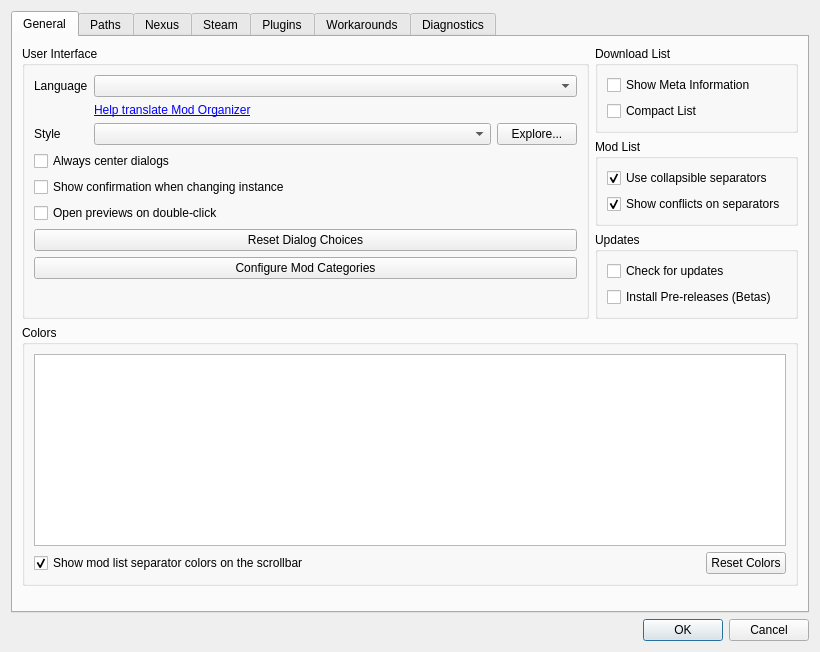
Above: modorganizer/src/settingsdialog.ui from Holt59/mo2-merge before the change. Below: the same form after it.
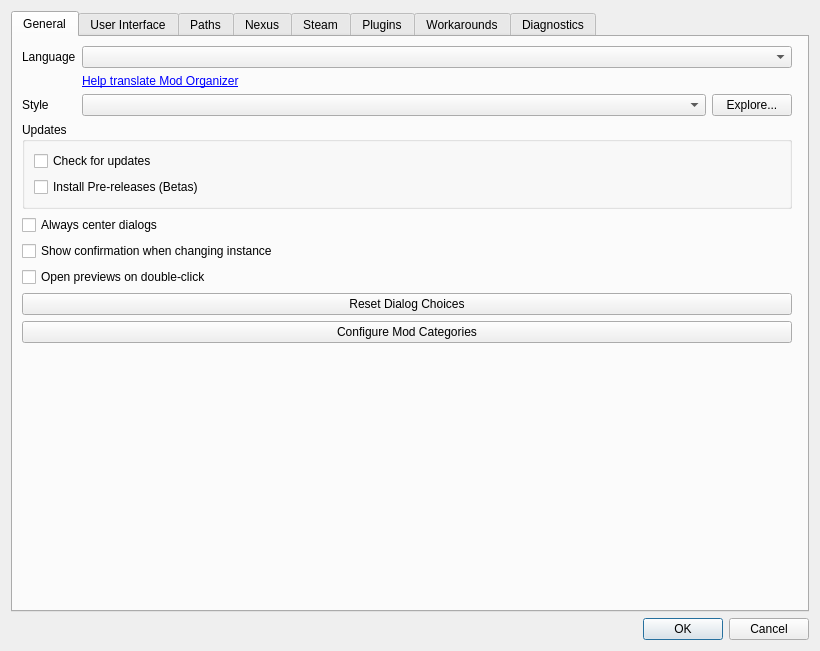
That is the form after the change. Icons and pictures are not drawn. Custom widgets are drawn as their Qt base class.

What changed in the file:
```diff
--- a/modorganizer/src/settingsdialog.ui
+++ b/modorganizer/src/settingsdialog.ui
@@ -7,7 +7,7 @@
     <x>0</x>
     <y>0</y>
     <width>820</width>
-    <height>652</height>
+    <height>651</height>
    </rect>
   </property>
   <property name="windowTitle">
@@ -23,28 +23,15 @@
       <attribute name="title">
        <string>General</string>
       </attribute>
-      <layout class="QGridLayout" name="gridLayout" rowstretch="0,0,0,0,0,1,0">
-       <item row="6" column="0" colspan="2">
-        <spacer name="verticalSpacer">
-         <property name="orientation">
-          <enum>Qt::Vertical</enum>
-         </property>
-         <property name="sizeHint" stdset="0">
+      <layout class="QGridLayout" name="gridLayout" rowstretch="0,0,0,0,0,0,0,0,0">
+       <item row="5" column="0">
+        <widget class="QPushButton" name="resetDialogsButton">
+         <property name="maximumSize">
           <size>
-           <width>0</width>
-           <height>0</height>
+           <width>16777215</width>
+           <height>16777215</height>
           </size>
          </property>
-        </spacer>
-       </item>
-       <item row="2" column="1">
-        <widget class="QGroupBox" name="groupBox_6">
-         <property name="title">
-          <string>Updates</string>
-         </property>
-         <layout class="QVBoxLayout" name="verticalLayout_3">
-          <item>
-           <widget class="QCheckBox" name="checkForUpdates">
             <property name="toolTip">
              <string>Check for Mod Organizer updates on Github on startup.</string>
             </property>
@@ -52,46 +39,18 @@
              <string>Check for Mod Organizer updates on Github on startup.</string>
             </property>
             <property name="text">
-             <string>Check for updates</string>
+          <string>Reset Dialog Choices</string>
             </property>
            </widget>
           </item>
-          <item>
-           <widget class="QCheckBox" name="usePrereleaseBox">
-            <property name="toolTip">
-             <string>Update to non-stable releases.</string>
-            </property>
-            <property name="whatsThis">
-             <string>Update to non-stable releases.</string>
-            </property>
+       <item row="3" column="0">
+        <widget class="QCheckBox" name="changeGameConfirmation">
             <property name="text">
-             <string>Install Pre-releases (Betas)</string>
+          <string>Show confirmation when changing instance</string>
             </property>
            </widget>
           </item>
-          <item>
-           <spacer name="verticalSpacer_9">
-            <property name="orientation">
-             <enum>Qt::Vertical</enum>
-            </property>
-            <property name="sizeHint" stdset="0">
-             <size>
-              <width>0</width>
-              <height>0</height>
-             </size>
-            </property>
-           </spacer>
-          </item>
-         </layout>
-        </widget>
-       </item>
-       <item row="0" column="0" rowspan="3">
-        <widget class="QGroupBox" name="groupBox">
-         <property name="title">
-          <string>User Interface</string>
-         </property>
-         <layout class="QVBoxLayout" name="verticalLayout_14">
-          <item>
+       <item row="0" column="0">
            <widget class="QWidget" name="widget_6" native="true">
             <layout class="QGridLayout" name="gridLayout_5" columnstretch="0,1,0">
              <property name="leftMargin">
@@ -163,7 +122,20 @@
             </layout>
            </widget>
           </item>
-          <item>
+       <item row="6" column="0">
+        <widget class="QPushButton" name="categoriesBtn">
+         <property name="toolTip">
+          <string>Modify the categories available to arrange your mods.</string>
+         </property>
+         <property name="whatsThis">
+          <string>Modify the categories available to arrange your mods.</string>
+         </property>
+         <property name="text">
+          <string>Configure Mod Categories</string>
+         </property>
+        </widget>
+       </item>
+       <item row="2" column="0">
            <widget class="QCheckBox" name="centerDialogs">
             <property name="toolTip">
              <string>Dialogs will always be centered on the main window, but will remember their size.</string>
@@ -176,14 +148,20 @@
             </property>
            </widget>
           </item>
-          <item>
-           <widget class="QCheckBox" name="changeGameConfirmation">
-            <property name="text">
-             <string>Show confirmation when changing instance</string>
-            </property>
-           </widget>
-          </item>
-          <item>
+       <item row="8" column="0" colspan="2">
+        <spacer name="verticalSpacer">
+         <property name="orientation">
+          <enum>Qt::Vertical</enum>
+         </property>
+         <property name="sizeHint" stdset="0">
+          <size>
+           <width>0</width>
+           <height>0</height>
+          </size>
+         </property>
+        </spacer>
+       </item>
+       <item row="4" column="0">
            <widget class="QCheckBox" name="doubleClickPreviews">
             <property name="toolTip">
              <string>Whether double-clicking on a file opens the preview window or launches the program associated with it. This applies to the Data tab as well as the Conflicts and Filetree tabs in the mod info window.</string>
@@ -193,14 +171,70 @@
             </property>
            </widget>
           </item>
+       <item row="1" column="0">
+        <widget class="QGroupBox" name="groupBox_6">
+         <property name="title">
+          <string>Updates</string>
+         </property>
+         <layout class="QVBoxLayout" name="verticalLayout_3">
           <item>
-           <widget class="QPushButton" name="resetDialogsButton">
-            <property name="maximumSize">
+           <widget class="QCheckBox" name="checkForUpdates">
+            <property name="toolTip">
+             <string>Check for Mod Organizer updates on Github on startup.</string>
+            </property>
+            <property name="whatsThis">
+             <string>Check for Mod Organizer updates on Github on startup.</string>
+            </property>
+            <property name="text">
+             <string>Check for updates</string>
+            </property>
+           </widget>
+          </item>
+          <item>
+           <widget class="QCheckBox" name="usePrereleaseBox">
+            <property name="toolTip">
+             <string>Update to non-stable releases.</string>
+            </property>
+            <property name="whatsThis">
+             <string>Update to non-stable releases.</string>
+            </property>
+            <property name="text">
+             <string>Install Pre-releases (Betas)</string>
+            </property>
+           </widget>
+          </item>
+         </layout>
+        </widget>
+       </item>
+      </layout>
+     </widget>
+     <widget class="QWidget" name="uiTab">
+      <property name="accessibleName">
+       <string/>
+      </property>
+      <attribute name="title">
+       <string>User Interface</string>
+      </attribute>
+      <layout class="QVBoxLayout" name="verticalLayout_19">
+       <item>
+        <layout class="QHBoxLayout" name="horizontalLayout_11">
+         <property name="bottomMargin">
+          <number>0</number>
+         </property>
+         <item>
+          <widget class="QGroupBox" name="groupBox_4">
+           <property name="minimumSize">
              <size>
-              <width>16777215</width>
-              <height>16777215</height>
-             </size>
-            </property>
+             <width>0</width>
+             <height>0</height>
+            </size>
+           </property>
+           <property name="title">
+            <string>Mod List</string>
+           </property>
+           <layout class="QVBoxLayout" name="verticalLayout_17">
+            <item>
+             <widget class="QCheckBox" name="colorSeparatorsBox">
             <property name="toolTip">
              <string>Reset all choices made in dialogs.</string>
             </property>
@@ -208,12 +242,15 @@
              <string>Reset all choices made in dialogs.</string>
             </property>
             <property name="text">
-             <string>Reset Dialog Choices</string>
-            </property>
+               <string>Show mod list separator colors on the scrollbar</string>
+              </property>
+              <property name="checked">
+               <bool>true</bool>
+              </property>
            </widget>
           </item>
           <item>
-           <widget class="QPushButton" name="categoriesBtn">
+             <widget class="QCheckBox" name="displayForeignBox">
             <property name="toolTip">
              <string>Modify the categories available to arrange your mods.</string>
             </property>
@@ -221,18 +258,90 @@
              <string>Modify the categories available to arrange your mods.</string>
             </property>
             <property name="text">
-             <string>Configure Mod Categories</string>
-            </property>
+               <string>Display mods installed outside MO</string>
+              </property>
+              <property name="checked">
+               <bool>true</bool>
+              </property>
            </widget>
           </item>
           <item>
-           <spacer name="verticalSpacer_11">
+             <widget class="QCheckBox" name="saveFiltersBox">
+              <property name="toolTip">
+               <string>Save the current filters when closing MO2 and restore them on startup.</string>
+              </property>
+              <property name="whatsThis">
+               <string>Save the current filters when closing MO2 and restore them on startup.</string>
+              </property>
+              <property name="text">
+               <string>Remembers selected filters after restarting MO</string>
+              </property>
+             </widget>
+            </item>
+            <item>
+             <spacer name="verticalSpacer_9">
             <property name="orientation">
              <enum>Qt::Vertical</enum>
             </property>
+              <property name="sizeType">
+               <enum>QSizePolicy::Fixed</enum>
+              </property>
             <property name="sizeHint" stdset="0">
              <size>
               <width>0</width>
+                <height>5</height>
+               </size>
+              </property>
+             </spacer>
+            </item>
+            <item>
+             <widget class="QGroupBox" name="collapsibleSeparatorsBox">
+              <property name="title">
+               <string>Collapsible Separators</string>
+              </property>
+              <property name="flat">
+               <bool>false</bool>
+              </property>
+              <property name="checkable">
+               <bool>true</bool>
+              </property>
+              <layout class="QVBoxLayout" name="verticalLayout_20">
+               <property name="leftMargin">
+                <number>7</number>
+               </property>
+               <property name="rightMargin">
+                <number>7</number>
+               </property>
+               <item>
+                <widget class="QCheckBox" name="collapsibleSeparatorsConflictsBox">
+                 <property name="toolTip">
+                  <string>Display mod conflicts on separator when collapsed.</string>
+                 </property>
+                 <property name="whatsThis">
+                  <string>Display mod conflicts on separator when collapsed.</string>
+                 </property>
+                 <property name="text">
+                  <string>Show conflicts on separators</string>
+                 </property>
+                 <property name="checked">
+                  <bool>true</bool>
+                 </property>
+                </widget>
+               </item>
+              </layout>
+             </widget>
+            </item>
+            <item>
+             <spacer name="verticalSpacer_12">
+              <property name="orientation">
+               <enum>Qt::Vertical</enum>
+              </property>
+              <property name="sizeType">
+               <enum>QSizePolicy::Expanding</enum>
+              </property>
+              <property name="sizeHint" stdset="0">
+               <size>
+                <width>0</width>
               <height>0</height>
              </size>
             </property>
@@ -241,7 +350,7 @@
          </layout>
         </widget>
        </item>
-       <item row="0" column="1">
+         <item>
         <widget class="QGroupBox" name="groupBox_5">
          <property name="title">
           <string>Download List</string>
@@ -289,7 +398,11 @@
          </layout>
         </widget>
        </item>
-       <item row="4" column="0" colspan="2">
+        </layout>
+       </item>
+       <item>
+        <layout class="QVBoxLayout" name="verticalLayout_18">
+         <item>
         <widget class="QGroupBox" name="ModlistGroupBox">
          <property name="title">
           <string>Colors</string>
@@ -341,35 +454,6 @@
              <property name="bottomMargin">
               <number>0</number>
              </property>
-             <item>
-              <widget class="QCheckBox" name="colorSeparatorsBox">
-               <property name="toolTip">
-                <string>Colors set on separators will also be shown in the mod list scrollbar at the location of the separator. This can be useful for quickly navigating to a specific separator.</string>
-               </property>
-               <property name="whatsThis">
-                <string>Colors set on separators will also be shown in the mod list scrollbar at the location of the separator. This can be useful for quickly navigating to a specific separator.</string>
-               </property>
-               <property name="text">
-                <string>Show mod list separator colors on the scrollbar</string>
-               </property>
-               <property name="checked">
-                <bool>true</bool>
-               </property>
-              </widget>
-             </item>
-             <item>
-              <spacer name="horizontalSpacer_2">
-               <property name="orientation">
-                <enum>Qt::Horizontal</enum>
-               </property>
-               <property name="sizeHint" stdset="0">
-                <size>
-                 <width>40</width>
-                 <height>20</height>
-                </size>
-               </property>
-              </spacer>
-             </item>
              <item>
               <widget class="QPushButton" name="resetColorsBtn">
                <property name="toolTip">
@@ -389,52 +473,10 @@
          </layout>
         </widget>
        </item>
-       <item row="1" column="1">
-        <widget class="QGroupBox" name="groupBox_4">
-         <property name="minimumSize">
-          <size>
-           <width>0</width>
-           <height>0</height>
-          </size>
-         </property>
-         <property name="title">
-          <string>Mod List</string>
-         </property>
-         <layout class="QVBoxLayout" name="verticalLayout_17">
-          <item>
-           <widget class="QCheckBox" name="collapsibleSeparatorsBox">
-            <property name="toolTip">
-             <string>Allow collapsing separators when sorting by ascending priority.</string>
-            </property>
-            <property name="text">
-             <string>Use collapsible separators</string>
-            </property>
-            <property name="checked">
-             <bool>true</bool>
-            </property>
-            <property name="tristate">
-             <bool>false</bool>
-            </property>
-           </widget>
+        </layout>
           </item>
           <item>
-           <widget class="QCheckBox" name="collapsibleSeparatorsConflictsBox">
-            <property name="toolTip">
-             <string>Display mod conflicts on separator when collapsed.</string>
-            </property>
-            <property name="whatsThis">
-             <string>Display mod conflicts on separator when collapsed.</string>
-            </property>
-            <property name="text">
-             <string>Show conflicts on separators</string>
-            </property>
-            <property name="checked">
-             <bool>true</bool>
-            </property>
-           </widget>
-          </item>
-          <item>
-           <spacer name="verticalSpacer_12">
+        <spacer name="verticalSpacer_13">
             <property name="orientation">
              <enum>Qt::Vertical</enum>
             </property>
@@ -448,9 +490,6 @@
              </size>
             </property>
            </spacer>
-          </item>
-         </layout>
-        </widget>
        </item>
       </layout>
      </widget>
```
Left out of the diff: 54 changed lines with no effect on the pictures. Lines whose indentation alone changed are shown as unchanged.
